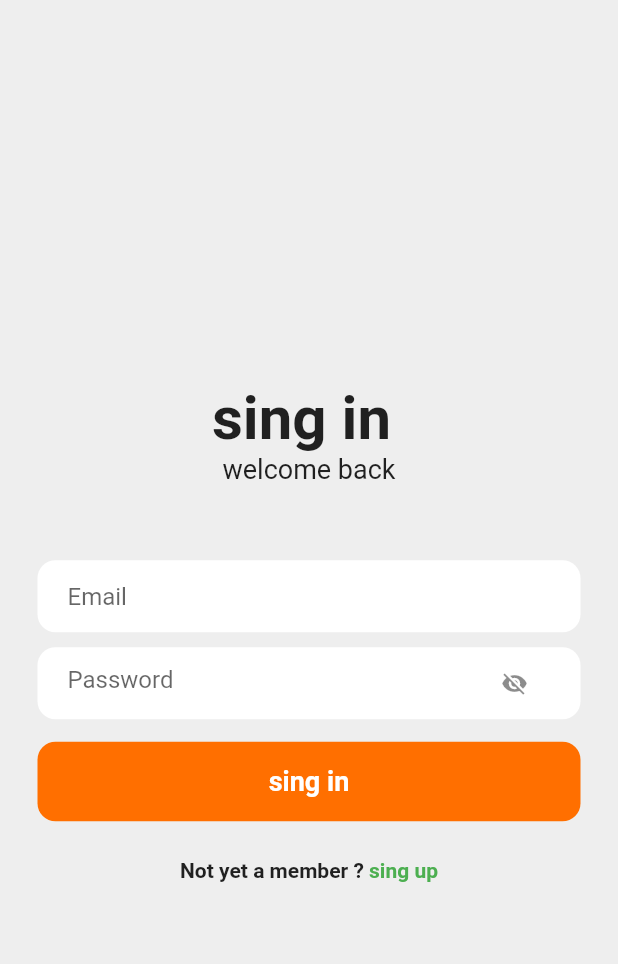
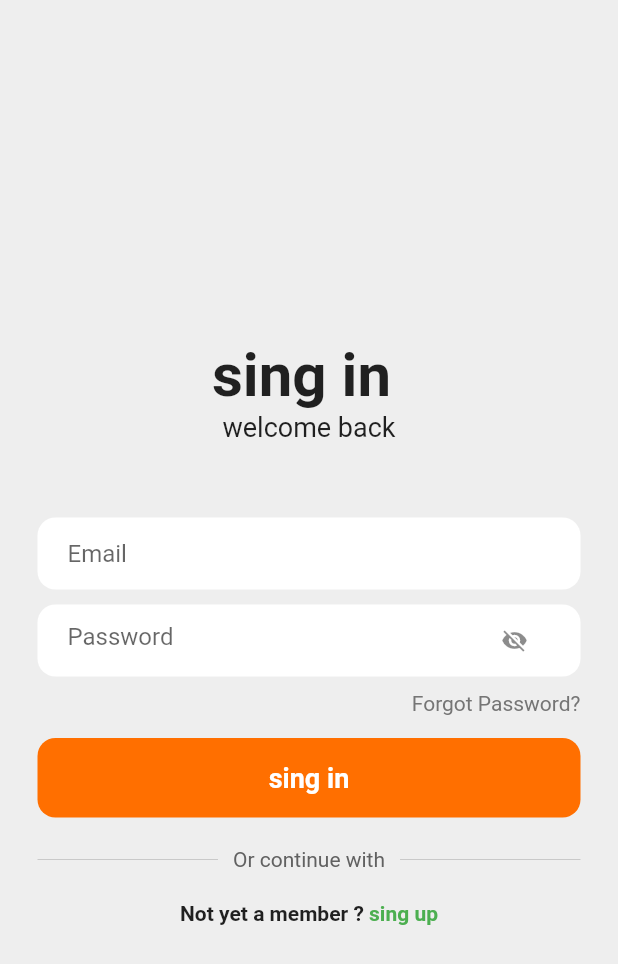
Before and after one commit to medait-3/Auth_firebase_flutter-demo, a Flutter app: the screen it shows after launch, on a phone screen of 412 x 824 dp. Shown: the top 964 px of the screen. Run offline on Flutter 3.47's test engine with Material 2 defaults, Android fonts, the light colour scheme and no system bars; our stand-ins replace firebase_auth, firebase_core, google_sign_in; missing offline and left inert: dart:html; accounts and stored records are empty.

Commit message:
google sign

```diff
--- a/lib/secreens/login.dart
+++ b/lib/secreens/login.dart
@@ -134,6 +134,24 @@ class _LoginState extends State<Login> {
                 ),
               ),
               SizedBox(
+                height: 10,
+              ),
+
+              // forgot password?
+              Padding(
+                padding: const EdgeInsets.symmetric(horizontal: 25.0),
+                child: Row(
+                  mainAxisAlignment: MainAxisAlignment.end,
+                  children: [
+                    Text(
+                      'Forgot Password?',
+                      style: TextStyle(color: Colors.grey[600]),
+                    ),
+                  ],
+                ),
+              ),
+
+              SizedBox(
                 height: 15,
               ),
               //sing button
@@ -160,8 +178,39 @@ class _LoginState extends State<Login> {
                 ),
               ),
               SizedBox(
-                height: 25,
+                height: 20,
               ),
+              // or continue with
+              Padding(
+                padding: const EdgeInsets.symmetric(horizontal: 25.0),
+                child: Row(
+                  children: [
+                    Expanded(
+                      child: Divider(
+                        thickness: 0.5,
+                        color: Colors.grey[400],
+                      ),
+                    ),
+                    Padding(
+                      padding: const EdgeInsets.symmetric(horizontal: 10.0),
+                      child: Text(
+                        'Or continue with',
+                        style: TextStyle(color: Colors.grey[700]),
+                      ),
+                    ),
+                    Expanded(
+                      child: Divider(
+                        thickness: 0.5,
+                        color: Colors.grey[400],
+                      ),
+                    ),
+                  ],
+                ),
+              ),
+              SizedBox(
+                height: 20,
+              ),
+
               //txt sign up
               Row(
                 mainAxisAlignment: MainAxisAlignment.center,
```
Also changed, not shown: lib/widget/textfield.dart (added, +36 -0 lines).
